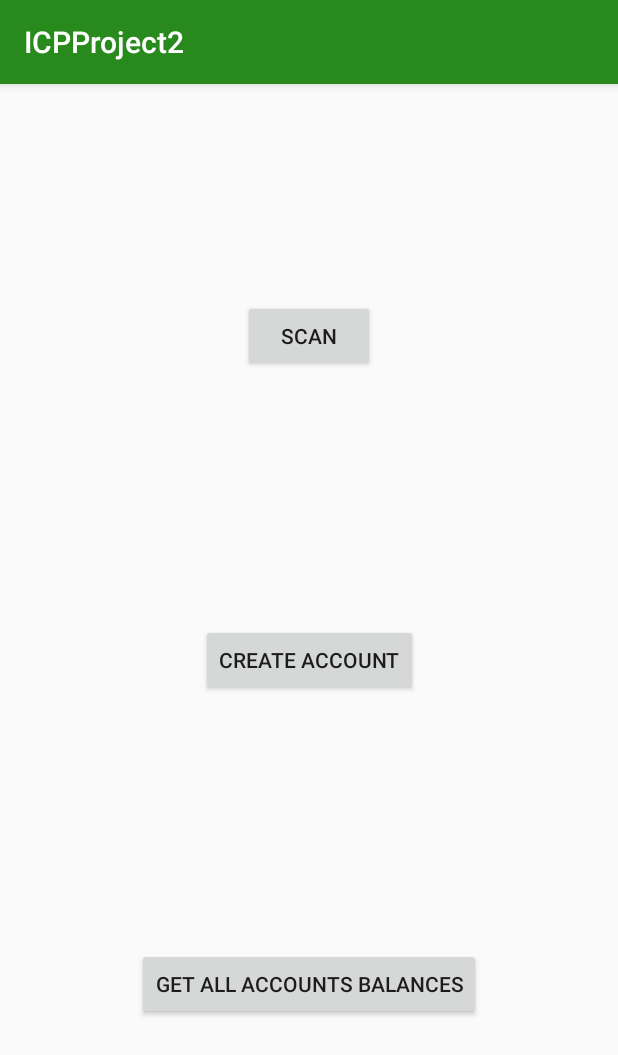
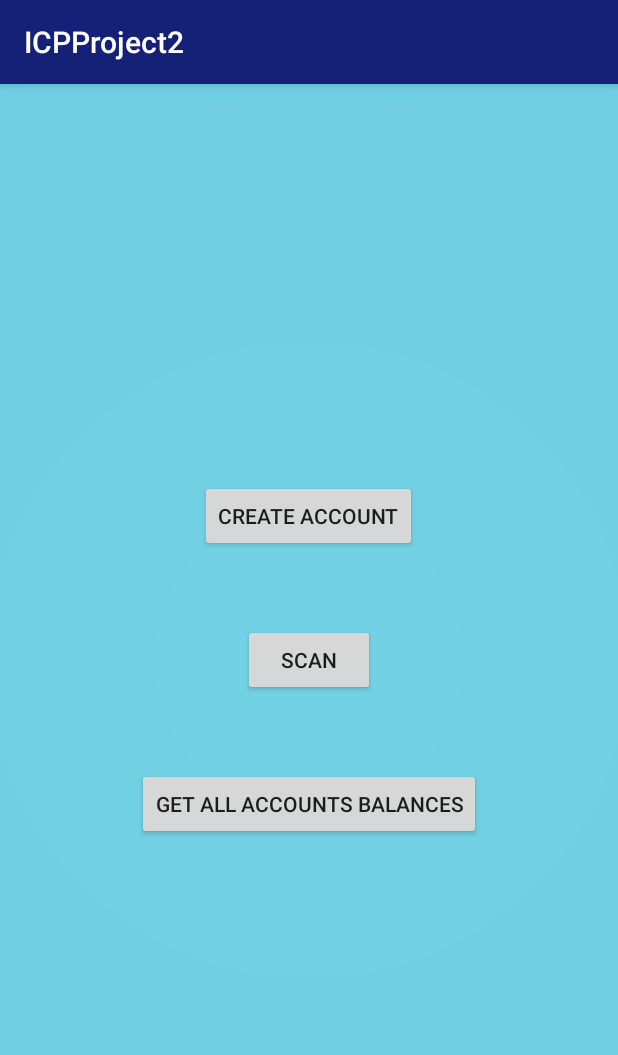
Before and after one commit to Aics7/ICPProject2, an Android app: the screen it shows after launch (MainActivity), on a phone screen of 412 x 824 dp. Shown: the top 1055 px of the screen. Run offline under Robolectric (Android 15) with nearby library versions, the phone set to English and light mode, and no system bars; 1 statement that could not run was skipped.

Commit message:
Initial commit

```diff
--- a/app/src/main/java/com/example/icpproject2/MakePayment.java
+++ b/app/src/main/java/com/example/icpproject2/MakePayment.java
@@ -22,7 +22,7 @@ public class MakePayment extends AppCompatActivity implements AdapterView.OnItem
 
 
     @Override
-    protected void onCreate(Bundle savedInstanceState) {
+    protected void onCreate(Bundle savedInstanceState){
         super.onCreate(savedInstanceState);
         setContentView(R.layout.activity_make_payment);
 
--- /dev/null
+++ b/app/src/main/res/drawable/first_page.xml
@@ -0,0 +1,18 @@
+<?xml version="1.0" encoding="utf-8"?>
+<layer-list xmlns:android="http://schemas.android.com/apk/res/android">
+    <item>
+        <bitmap
+            android:src="@drawable/rec_back"
+            android:gravity="left|center_vertical" />
+    </item>
+
+    <item>
+        <shape android:shape="rectangle">
+            <gradient
+                android:endColor="#9916a0d7"
+                android:gradientRadius="320dp"
+                android:startColor="#9930ceee"
+                android:type="radial" />
+        </shape>
+    </item>
+</layer-list>
--- a/app/src/main/res/layout/activity_create_account.xml
+++ b/app/src/main/res/layout/activity_create_account.xml
@@ -51,7 +51,7 @@
         android:layout_marginRight="16dp"
         android:layout_marginBottom="24dp"
         android:text="@string/email"
-        android:textColor="@color/colorPrimary"
+        android:textColor="@color/colorPrimaryDark"
         app:layout_constraintBottom_toTopOf="@+id/textView4"
         app:layout_constraintEnd_toStartOf="@+id/email"
         app:layout_constraintStart_toStartOf="parent"
@@ -66,7 +66,7 @@
         android:layout_marginRight="16dp"
         android:layout_marginBottom="24dp"
         android:text="@string/password"
-        android:textColor="@color/colorPrimary"
+        android:textColor="@color/colorPrimaryDark"
         app:layout_constraintBottom_toTopOf="@+id/button3"
         app:layout_constraintEnd_toStartOf="@+id/password"
         app:layout_constraintStart_toStartOf="parent"
--- a/app/src/main/res/layout/activity_main.xml
+++ b/app/src/main/res/layout/activity_main.xml
@@ -1,11 +1,24 @@
-<?xml version="1.0" encoding="utf-8"?>
-<android.support.constraint.ConstraintLayout xmlns:android="http://schemas.android.com/apk/res/android"
+<FrameLayout xmlns:android="http://schemas.android.com/apk/res/android"
     xmlns:app="http://schemas.android.com/apk/res-auto"
     xmlns:tools="http://schemas.android.com/tools"
     android:layout_width="match_parent"
     android:layout_height="match_parent"
     tools:context=".MainActivity">
 
+    <ImageView
+        android:layout_width="match_parent"
+        android:layout_height="match_parent"
+        android:src="@drawable/first_page"
+        android:scaleType="centerCrop"
+        android:contentDescription="@string/todo" />
+
+    <LinearLayout
+        android:id="@+id/buttonsContainer"
+        android:layout_width="wrap_content"
+        android:layout_height="wrap_content"
+        android:layout_gravity="center"
+        android:gravity="center"
+        android:orientation="vertical">
         <Button
             android:id="@+id/button4"
             android:layout_width="wrap_content"
@@ -44,4 +57,5 @@
             app:layout_constraintEnd_toEndOf="parent"
             app:layout_constraintStart_toStartOf="parent"
             app:layout_constraintTop_toBottomOf="@+id/button4" />
-</android.support.constraint.ConstraintLayout>
+</LinearLayout>
+    </FrameLayout>
--- a/app/src/main/res/values/colors.xml
+++ b/app/src/main/res/values/colors.xml
@@ -1,6 +1,6 @@
 <?xml version="1.0" encoding="utf-8"?>
 <resources>
-    <color name="colorPrimary">#288A1D</color>
-    <color name="colorPrimaryDark">#00574B</color>
+    <color name="colorPrimary">#142176</color>
+    <color name="colorPrimaryDark">#067C10</color>
     <color name="colorAccent">#D81B60</color>
 </resources>
--- a/app/src/main/res/values/strings.xml
+++ b/app/src/main/res/values/strings.xml
@@ -14,4 +14,5 @@
     <string name="balance_title">Kindly find the balances of all accounts below</string>
     <string name="accs_balances">Accounts and balances to be displayed here</string>
     <string name="get_all_accounts_balances">Get all accounts balances</string>
+    <string name="todo">TODO</string>
 </resources>
```
Also changed, not shown: app/src/main/res/layout/content_make_payment.xml (+19 -4 lines). Lines whose indentation alone changed are shown as unchanged.
